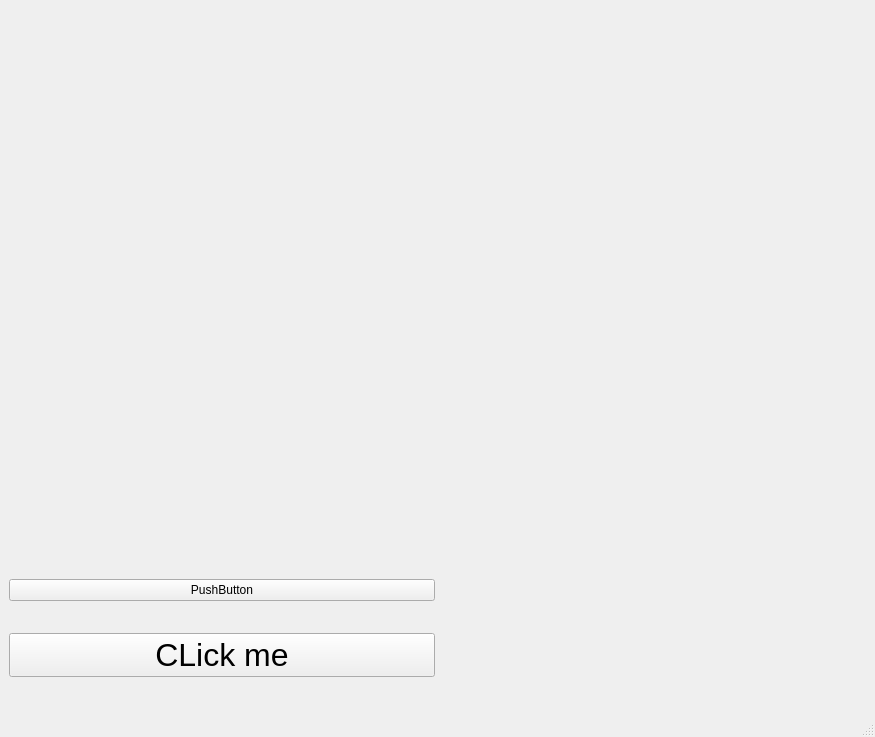
Old version of the form forms/mainwindow.ui in the repository expodecay/5550_DIP.
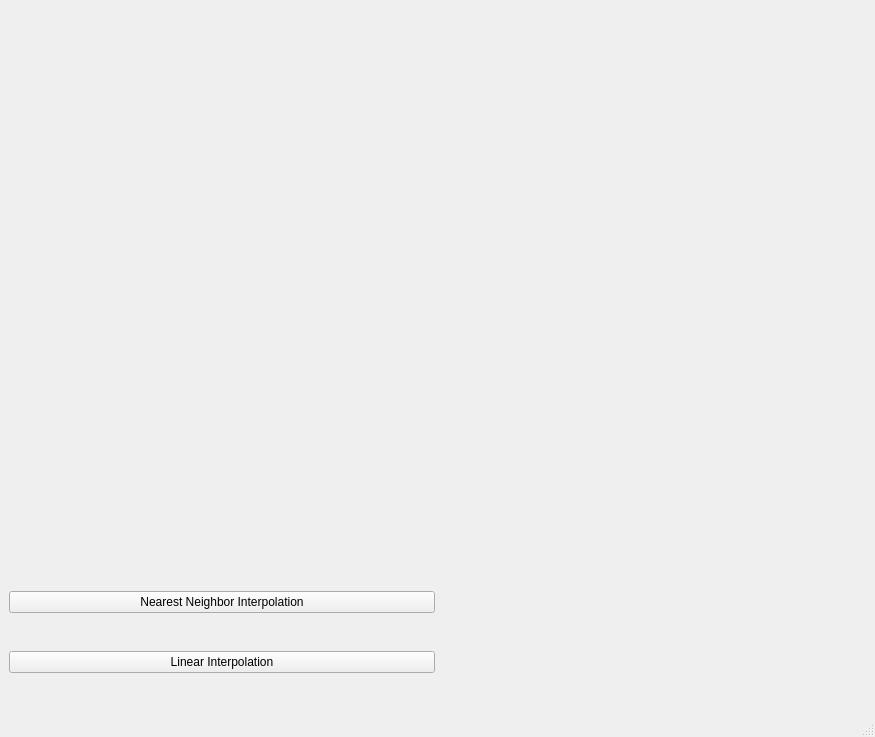
New version of the form.

Diff of the .ui file:
```diff
--- a/forms/mainwindow.ui
+++ b/forms/mainwindow.ui
@@ -15,7 +15,7 @@
   </property>
   <widget class="QWidget" name="centralwidget">
    <layout class="QGridLayout" name="gridLayout">
-    <item row="0" column="0">
+    <item row="0" column="2">
      <widget class="QLabel" name="label_pic">
       <property name="enabled">
        <bool>true</bool>
@@ -34,29 +34,29 @@
       </property>
      </widget>
     </item>
+    <item row="2" column="0">
+     <widget class="QPushButton" name="Nearest_Neighbor_Interpolation">
+      <property name="text">
+       <string>Nearest Neighbor Interpolation</string>
+      </property>
+     </widget>
+    </item>
+    <item row="0" column="0">
+     <widget class="QLabel" name="label_pic2">
+      <property name="text">
+       <string/>
+      </property>
+     </widget>
+    </item>
     <item row="3" column="0">
      <widget class="QPushButton" name="pushButton">
       <property name="font">
        <font>
-        <pointsize>24</pointsize>
+        <pointsize>9</pointsize>
        </font>
       </property>
       <property name="text">
-       <string>CLick me</string>
-      </property>
-     </widget>
-    </item>
-    <item row="2" column="0">
-     <widget class="QPushButton" name="pushButton_2">
-      <property name="text">
-       <string>PushButton</string>
-      </property>
-     </widget>
-    </item>
-    <item row="0" column="1">
-     <widget class="QLabel" name="label_pic2">
-      <property name="text">
-       <string/>
+       <string>Linear Interpolation</string>
       </property>
      </widget>
     </item>
```
Left out of the diff: 2 changed lines with no effect on the pictures.
